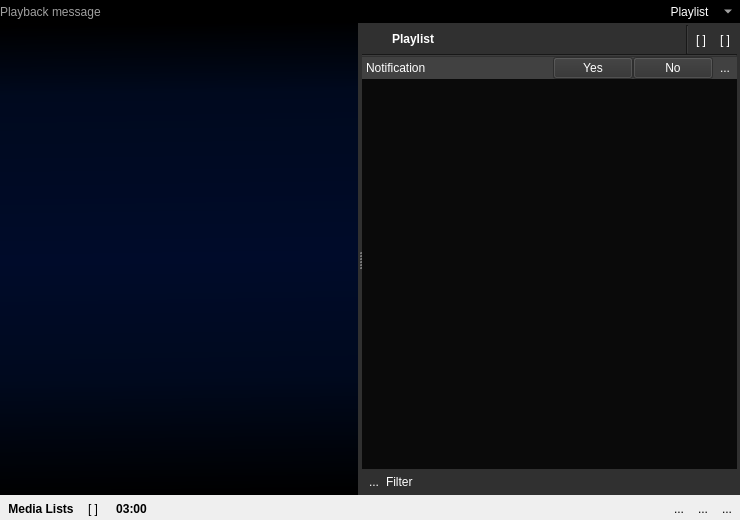
Qt form src/mainwindow.ui (KDE/bangarang) before a commit.
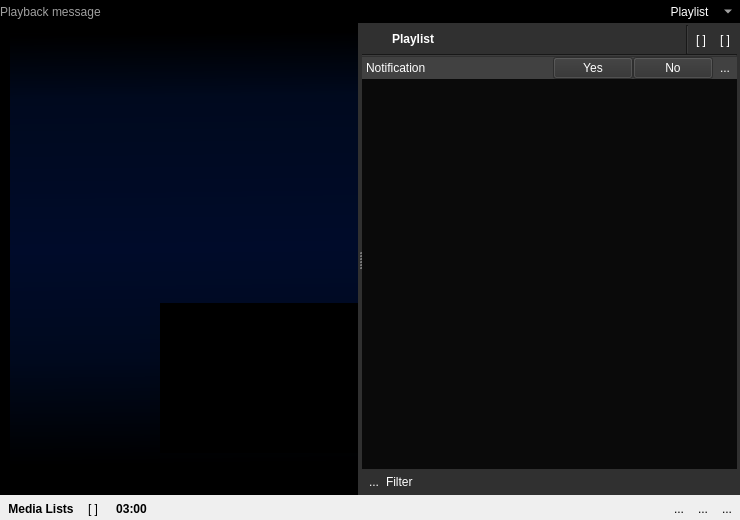
The same form after that commit. The open tabs and pages were chosen to show the change. Icons and pictures are not drawn. Custom widgets are drawn as their Qt base class.

Commit message: Allow user to shrink video to thumbnail so they can interact with nowplaying view - trigger by "Show Information" action in now playing menu.

Diff of the .ui file:
```diff
--- a/src/mainwindow.ui
+++ b/src/mainwindow.ui
@@ -4002,23 +4002,13 @@
                 <property name="orientation">
                  <enum>Qt::Horizontal</enum>
                 </property>
-                <widget class="QStackedWidget" name="viewerStack">
+                <widget class="SFrame" name="nowPlayingHolder">
                  <property name="sizePolicy">
                   <sizepolicy hsizetype="Preferred" vsizetype="Preferred">
-                   <horstretch>10</horstretch>
+                   <horstretch>70</horstretch>
                    <verstretch>0</verstretch>
                   </sizepolicy>
                  </property>
-                 <property name="minimumSize">
-                  <size>
-                   <width>250</width>
-                   <height>100</height>
-                  </size>
-                 </property>
-                 <property name="currentIndex">
-                  <number>0</number>
-                 </property>
-                 <widget class="QWidget" name="audioNowPlaying">
                   <property name="palette">
                    <palette>
                     <active>
@@ -4437,15 +4427,21 @@
                   <property name="autoFillBackground">
                    <bool>true</bool>
                   </property>
-                  <layout class="QVBoxLayout" name="verticalLayout_17">
-                   <property name="spacing">
-                    <number>0</number>
-                   </property>
-                   <property name="margin">
-                    <number>0</number>
-                   </property>
-                   <item>
+                 <property name="frameShape">
+                  <enum>QFrame::NoFrame</enum>
+                 </property>
+                 <property name="frameShadow">
+                  <enum>QFrame::Raised</enum>
+                 </property>
                     <widget class="NowPlayingView" name="nowPlayingView">
+                  <property name="geometry">
+                   <rect>
+                    <x>10</x>
+                    <y>10</y>
+                    <width>351</width>
+                    <height>431</height>
+                   </rect>
+                  </property>
                      <property name="mouseTracking">
                       <bool>true</bool>
                      </property>
@@ -4472,19 +4468,15 @@
                       <bool>true</bool>
                      </property>
                     </widget>
-                   </item>
-                  </layout>
-                 </widget>
-                 <widget class="QWidget" name="videoNowPlaying">
-                  <layout class="QVBoxLayout" name="verticalLayout_11">
-                   <property name="spacing">
-                    <number>0</number>
-                   </property>
-                   <property name="margin">
-                    <number>0</number>
-                   </property>
-                   <item>
                     <widget class="QFrame" name="videoFrame">
+                  <property name="geometry">
+                   <rect>
+                    <x>160</x>
+                    <y>280</y>
+                    <width>200</width>
+                    <height>150</height>
+                   </rect>
+                  </property>
                      <property name="sizePolicy">
                       <sizepolicy hsizetype="Preferred" vsizetype="Expanding">
                        <horstretch>0</horstretch>
@@ -4916,10 +4908,6 @@
                       <enum>QFrame::Raised</enum>
                      </property>
                     </widget>
-                   </item>
-                  </layout>
-                 </widget>
-                 <widget class="QWidget" name="imagesNowPlaying"/>
                 </widget>
                 <widget class="QStackedWidget" name="contextStack">
                  <property name="sizePolicy">
```
Left out of the diff: 6 changed lines with no effect on the pictures. Lines whose indentation alone changed are shown as unchanged. The commit also changes 5 other files.
